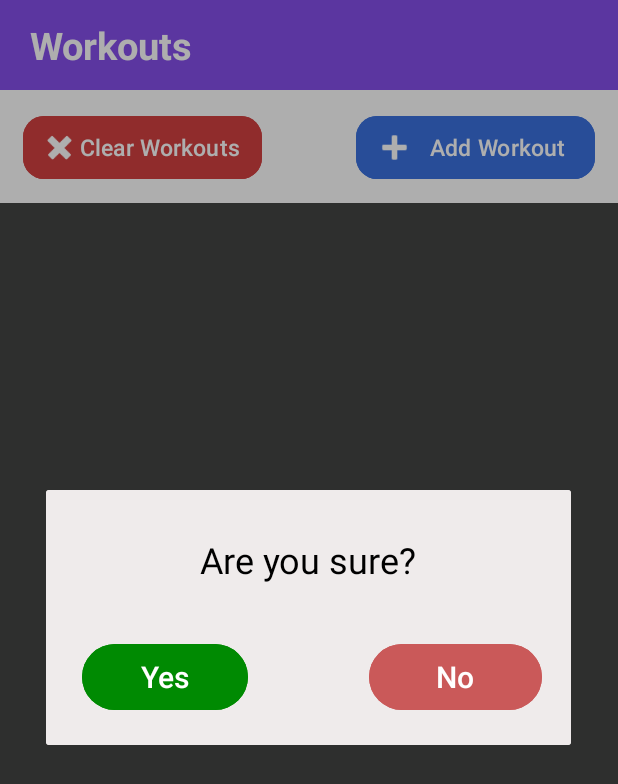
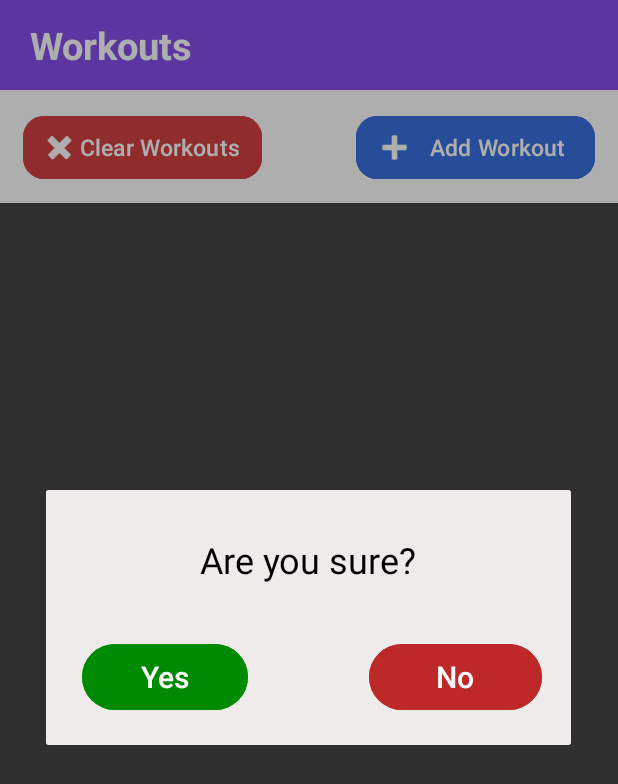
Before and after one commit to shoss88/Workout-Tracker-Android-App, an Android app: the screen it shows after launch (MainActivity), after a tap on "Clear Workouts", on a phone screen of 412 x 824 dp. Shown: the top 784 px of the screen. Run offline under Robolectric (Android 15) with nearby library versions, the phone set to English and light mode, and no system bars; our stand-ins replace Room's generated code.

Commit message:
changed dialog colors

```diff
--- a/app/src/main/res/layout/edit_name_dialog.xml
+++ b/app/src/main/res/layout/edit_name_dialog.xml
@@ -69,7 +69,7 @@
             android:layout_marginStart="215dp"
             android:layout_marginEnd="19dp"
             android:layout_marginBottom="19dp"
-            android:backgroundTint="#CA5959"
+            android:backgroundTint="#BD2929"
             android:gravity="center"
             android:paddingLeft="0dp"
             android:paddingTop="0dp"
--- a/app/src/main/res/layout/sure_dialog.xml
+++ b/app/src/main/res/layout/sure_dialog.xml
@@ -65,7 +65,7 @@
             android:layout_marginStart="215dp"
             android:layout_marginEnd="19dp"
             android:layout_marginBottom="19dp"
-            android:backgroundTint="#CA5959"
+            android:backgroundTint="#BD2929"
             android:gravity="center"
             android:paddingLeft="0dp"
             android:paddingTop="0dp"
```
